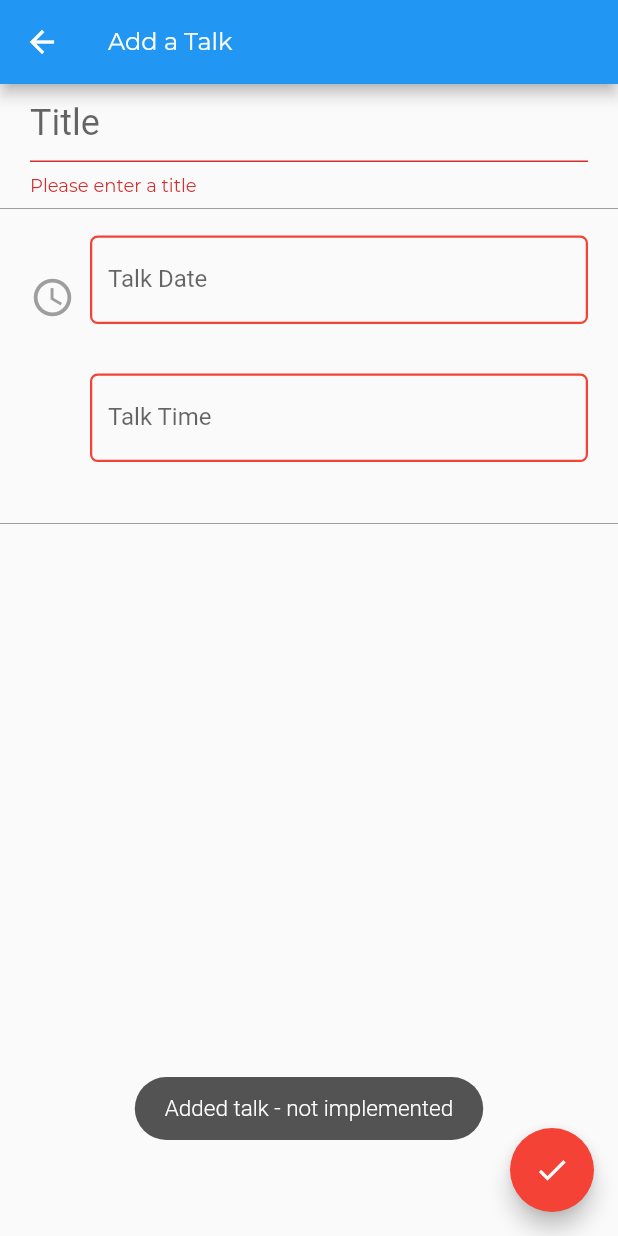
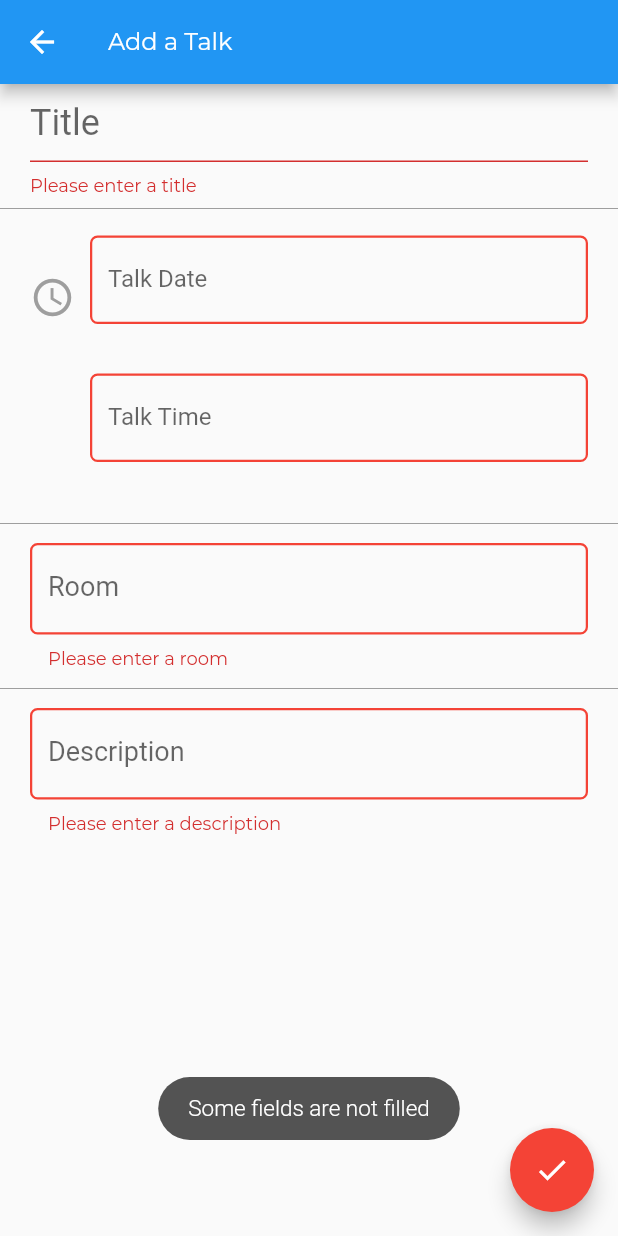
Before and after one commit to FEUP-ESOF-2020-21/open-cx-t4g1-grupo-1, a Flutter app: the AddTalk screen opened by its route, after a tap on the "done" icon, on a phone screen of 412 x 824 dp. Run offline on Flutter 3.47's test engine with Material 2 defaults, Android fonts, the phone set to English and light mode, and no system bars; our stand-ins replace toast.

Commit message:
rooms for add talk and description

```diff
--- a/adov_flutter/lib/screens/add_talk/add_talk.dart
+++ b/adov_flutter/lib/screens/add_talk/add_talk.dart
@@ -1,20 +1,20 @@
+import 'package:adov_flutter/models/talk.dart';
 import 'package:adov_flutter/widgets/date_time_picker.dart';
 import 'package:flutter/cupertino.dart';
 import 'package:flutter/material.dart';
-import 'package:flutter_datetime_picker/flutter_datetime_picker.dart';
 import 'package:intl/intl.dart';
 import 'package:toast/toast.dart';
 
 TextEditingController titleController = TextEditingController();
-DateTime date;
-DateTime time;
+TextEditingController roomController = TextEditingController();
+TextEditingController descriptionController = TextEditingController();
+DateTime selectedDate = DateTime(2020);
+DateTime selectedTime = DateTime(2020);
 
 class AddTalkFormState extends State<AddTalk> {
   // Create a global key that uniquely identifies the Form widget
   // and allows validation of the form.
-  //
-  // Note: This is a `GlobalKey<FormState>`,
-  // not a GlobalKey<MyCustomFormState>.
+
   final _formKey = GlobalKey<FormState>();
   final _scaffoldKey = GlobalKey<ScaffoldState>();
 
@@ -26,7 +26,9 @@ class AddTalkFormState extends State<AddTalk> {
       appBar: AppBar(
         title: Text('Add a Talk'),
       ),
-      body: GestureDetector(
+      body: SingleChildScrollView(
+        scrollDirection: Axis.vertical,
+        child: GestureDetector(
           onTap: () {
             FocusScopeNode currentFocus = FocusScope.of(context);
             if (!currentFocus.hasPrimaryFocus) {
@@ -104,9 +106,7 @@ class AddTalkFormState extends State<AddTalk> {
                                 ),
                                 format: DateFormat("dd/MM/yyyy"),
                                 validator: (date) {
-                                return (date == null)
-                                    ? ""
-                                    : null;
+                                  return (date == null) ? "" : null;
                                 },
                                 onShowPicker: (context, currentValue) {
                                   return showDatePicker(
@@ -116,7 +116,7 @@ class AddTalkFormState extends State<AddTalk> {
                                       lastDate: DateTime(2100));
                                 },
                                 onChanged: (d) {
-                                date = d;
+                                  selectedDate = d;
                                 },
                               ),
                             ),
@@ -137,9 +137,7 @@ class AddTalkFormState extends State<AddTalk> {
                                   focusedBorder: OutlineInputBorder(
                                     borderRadius: BorderRadius.circular(5.0),
                                     borderSide: BorderSide(
-                                    color: Colors.blue,
-                                    width: 1.5
-                                  ),
+                                        color: Colors.blue, width: 1.5),
                                   ),
                                   enabledBorder: OutlineInputBorder(
                                     borderRadius: BorderRadius.circular(5.0),
@@ -159,12 +157,10 @@ class AddTalkFormState extends State<AddTalk> {
                                 ),
                                 format: DateFormat("HH:mm"),
                                 validator: (time) {
-                                return (time == null)
-                                    ? ""
-                                    : null;
+                                  return (time == null) ? "" : null;
                                 },
                                 onChanged: (t) {
-                                time = t;
+                                  selectedTime = t;
                                 },
                                 onShowPicker: (context, currentValue) async {
                                   final time = await showTimePicker(
@@ -177,11 +173,85 @@ class AddTalkFormState extends State<AddTalk> {
                               ),
                             ),
                           ],
-                      )
+                        ),
                       ],
                     )),
                 Divider(color: Colors.grey),
+                Padding(
+                  padding: EdgeInsets.symmetric(vertical: 5, horizontal: 20),
+                  child: TextFormField(
+                    controller: roomController,
+                    autocorrect: true,
+                    style: TextStyle(
+                      fontSize: 18.0,
+                    ),
+                    decoration: InputDecoration(
+                      labelText: "Room",
+                      fillColor: Colors.white,
+                      focusedBorder: OutlineInputBorder(
+                        borderRadius: BorderRadius.circular(5.0),
+                        borderSide: BorderSide(color: Colors.blue, width: 1.5),
+                      ),
+                      enabledBorder: OutlineInputBorder(
+                        borderRadius: BorderRadius.circular(5.0),
+                        borderSide: BorderSide(
+                          color: Colors.grey,
+                          width: 1.5,
+                        ),
+                      ),
+                      errorBorder: OutlineInputBorder(
+                        borderRadius: BorderRadius.circular(5.0),
+                        borderSide: BorderSide(
+                          color: Colors.red,
+                          width: 1.5,
+                        ),
+                      ),
+                    ),
+                    validator: (value) {
+                      return (value.isEmpty) ? 'Please enter a room' : null;
+                    },
+                  ),
+                ),
+                Divider(color: Colors.grey),
+                Padding(
+                  padding: EdgeInsets.symmetric(vertical: 5, horizontal: 20),
+                  child: TextFormField(
+                    keyboardType: TextInputType.multiline,
+                    maxLines: null,
+                    controller: descriptionController,
+                    autocorrect: true,
+                    style: TextStyle(
+                      fontSize: 18.0,
+                    ),
+                    decoration: InputDecoration(
+                      labelText: "Description",
+                      fillColor: Colors.white,
+                      focusedBorder: OutlineInputBorder(
+                        borderRadius: BorderRadius.circular(5.0),
+                        borderSide: BorderSide(color: Colors.blue, width: 1.5),
+                      ),
+                      enabledBorder: OutlineInputBorder(
+                        borderRadius: BorderRadius.circular(5.0),
+                        borderSide: BorderSide(
+                          color: Colors.grey,
+                          width: 1.5,
+                        ),
+                      ),
+                      errorBorder: OutlineInputBorder(
+                        borderRadius: BorderRadius.circular(5.0),
+                        borderSide: BorderSide(
+                          color: Colors.red,
+                          width: 1.5,
+                        ),
+                      ),
+                    ),
+                    validator: (value) {
+                      return (value.isEmpty) ? 'Please enter a description' : null;
+                    },
+                  ),
+                )
               ],
+            ),
           ),
         ),
       ),
@@ -189,11 +259,12 @@ class AddTalkFormState extends State<AddTalk> {
         onPressed: () {
           if (_formKey.currentState.validate()) {
             // If the form is valid, display a Snackbar.
-            final snackBar = SnackBar(content: Text("Adding Talk"));
+            final snackBar = SnackBar(content: Text("Adding Talk - not implemented"));
             FocusScope.of(context).unfocus();
             _scaffoldKey.currentState.showSnackBar(snackBar);
+            _addTalk();
           } else {
-            Toast.show("Added talk - not implemented", context);
+            Toast.show("Some fields are not filled", context);
           }
         },
         child: Icon(Icons.done),
@@ -203,6 +274,18 @@ class AddTalkFormState extends State<AddTalk> {
   }
 }
 
+_addTalk() {
+  var title = titleController.text;
+  var _date = selectedDate;
+  var _time = TimeOfDay(hour: selectedTime.hour, minute: selectedTime.minute);
+  var room = roomController.text;
+  var description = descriptionController.text;
+
+  var talk = Talk(20, title, room, _time, _date, description, 'assets/images/kiyomizu-dera.jpg');
+
+  // do something with this 'talk'
+}
+
 class AddTalk extends StatefulWidget {
   @override
   State<StatefulWidget> createState() {
```
Lines whose indentation alone changed are shown as unchanged.
